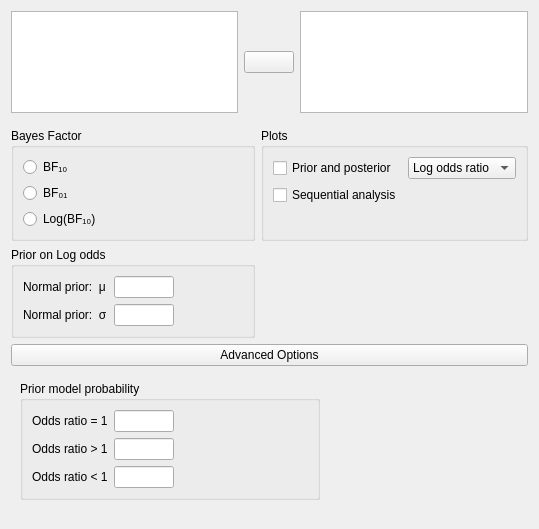
Qt form JASP-Desktop/analysisforms/Common/abtestbayesianform.ui (jasp-stats/jasp-desktop) before a commit.
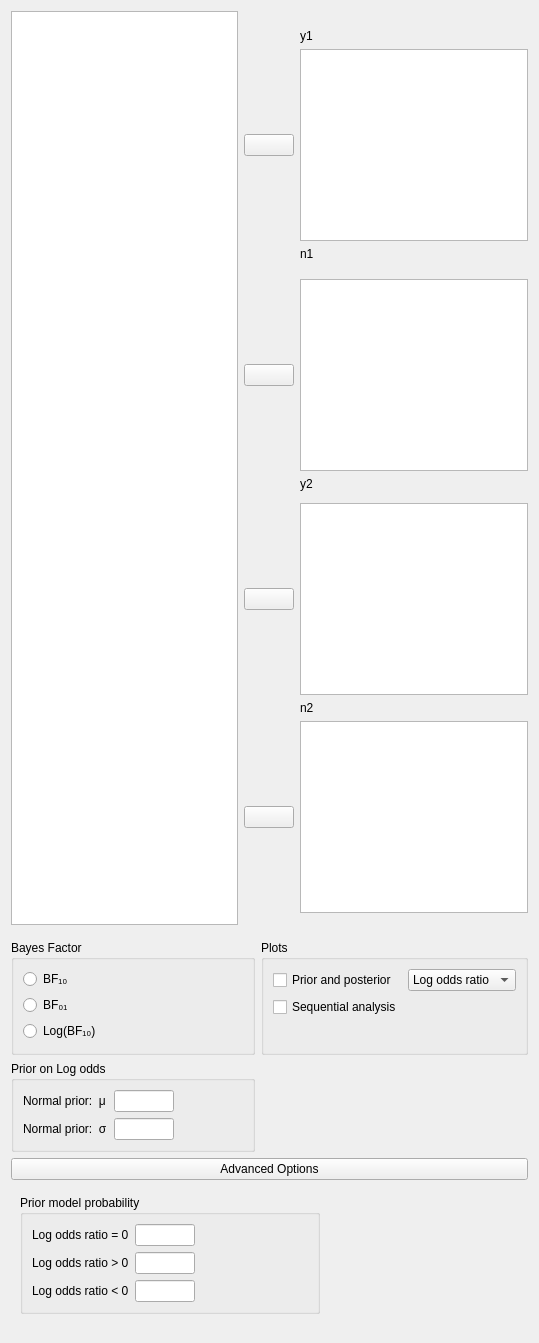
The same form after that commit. Custom widgets are drawn as their Qt base class.

```diff
--- a/JASP-Desktop/analysisforms/Common/abtestbayesianform.ui
+++ b/JASP-Desktop/analysisforms/Common/abtestbayesianform.ui
@@ -7,7 +7,7 @@
     <x>0</x>
     <y>0</y>
     <width>539</width>
-    <height>529</height>
+    <height>1343</height>
    </rect>
   </property>
   <property name="windowTitle">
@@ -15,8 +15,14 @@
   </property>
   <layout class="QGridLayout" name="gridLayout_2">
    <item row="0" column="0" colspan="2">
-    <widget class="QWidget" name="topWidget" native="true">
-     <layout class="QGridLayout" name="gridLayout_3">
+    <widget class="QWidget" name="topWidget_2" native="true">
+     <property name="sizePolicy">
+      <sizepolicy hsizetype="Preferred" vsizetype="Fixed">
+       <horstretch>0</horstretch>
+       <verstretch>0</verstretch>
+      </sizepolicy>
+     </property>
+     <layout class="QGridLayout" name="gridLayout_5">
       <property name="leftMargin">
        <number>0</number>
       </property>
@@ -27,29 +33,79 @@
        <number>0</number>
       </property>
       <property name="verticalSpacing">
-       <number>0</number>
+       <number>6</number>
       </property>
-      <item row="0" column="0" rowspan="3">
-       <widget class="AvailableFieldsListView" name="listAvailableVariables"/>
+      <item row="13" column="2">
+       <widget class="boundSingleItemView" name="n2">
+        <property name="sizePolicy">
+         <sizepolicy hsizetype="Expanding" vsizetype="Fixed">
+          <horstretch>0</horstretch>
+          <verstretch>0</verstretch>
+         </sizepolicy>
+        </property>
+        <property name="minimumSize">
+         <size>
+          <width>0</width>
+          <height>0</height>
+         </size>
+        </property>
+        <property name="maximumSize">
+         <size>
+          <width>16777215</width>
+          <height>16777215</height>
+         </size>
+        </property>
+        <property name="selectionMode">
+         <enum>QAbstractItemView::ExtendedSelection</enum>
+        </property>
+       </widget>
       </item>
-      <item row="0" column="1">
-       <spacer name="verticalSpacer_2">
-        <property name="orientation">
-         <enum>Qt::Vertical</enum>
+      <item row="4" column="1">
+       <widget class="AssignButton" name="buttonAssign_y1">
+        <property name="sizePolicy">
+         <sizepolicy hsizetype="Fixed" vsizetype="Fixed">
+          <horstretch>0</horstretch>
+          <verstretch>0</verstretch>
+         </sizepolicy>
         </property>
-        <property name="sizeHint" stdset="0">
+        <property name="minimumSize">
          <size>
-          <width>20</width>
-          <height>76</height>
+          <width>50</width>
+          <height>0</height>
          </size>
         </property>
-       </spacer>
+        <property name="maximumSize">
+         <size>
+          <width>50</width>
+          <height>16777215</height>
+         </size>
+        </property>
+        <property name="text">
+         <string/>
+        </property>
+       </widget>
       </item>
-      <item row="0" column="2" rowspan="3">
-       <widget class="BoundListView" name="variables"/>
+      <item row="3" column="2">
+       <widget class="QLabel" name="label_4">
+        <property name="sizePolicy">
+         <sizepolicy hsizetype="Fixed" vsizetype="Fixed">
+          <horstretch>0</horstretch>
+          <verstretch>0</verstretch>
+         </sizepolicy>
+        </property>
+        <property name="text">
+         <string>y1</string>
+        </property>
+       </widget>
       </item>
-      <item row="1" column="1">
-       <widget class="AssignButton" name="assignButton">
+      <item row="8" column="1">
+       <widget class="AssignButton" name="buttonAssign_n1">
+        <property name="sizePolicy">
+         <sizepolicy hsizetype="Fixed" vsizetype="Fixed">
+          <horstretch>0</horstretch>
+          <verstretch>0</verstretch>
+         </sizepolicy>
+        </property>
         <property name="minimumSize">
          <size>
           <width>50</width>
@@ -67,18 +123,170 @@
         </property>
        </widget>
       </item>
-      <item row="2" column="1">
-       <spacer name="verticalSpacer_3">
-        <property name="orientation">
-         <enum>Qt::Vertical</enum>
+      <item row="0" column="0" rowspan="16">
+       <widget class="AvailableFieldsListView" name="listAvailableVariables">
+        <property name="sizePolicy">
+         <sizepolicy hsizetype="Expanding" vsizetype="Preferred">
+          <horstretch>0</horstretch>
+          <verstretch>0</verstretch>
+         </sizepolicy>
         </property>
-        <property name="sizeHint" stdset="0">
+        <property name="minimumSize">
          <size>
-          <width>20</width>
-          <height>77</height>
+          <width>0</width>
+          <height>0</height>
          </size>
         </property>
-       </spacer>
+        <property name="selectionMode">
+         <enum>QAbstractItemView::ExtendedSelection</enum>
+        </property>
+       </widget>
+      </item>
+      <item row="9" column="2">
+       <widget class="QLabel" name="label_9">
+        <property name="text">
+         <string>y2</string>
+        </property>
+       </widget>
+      </item>
+      <item row="11" column="2">
+       <widget class="boundSingleItemView" name="y2">
+        <property name="sizePolicy">
+         <sizepolicy hsizetype="Expanding" vsizetype="Fixed">
+          <horstretch>0</horstretch>
+          <verstretch>0</verstretch>
+         </sizepolicy>
+        </property>
+        <property name="minimumSize">
+         <size>
+          <width>0</width>
+          <height>0</height>
+         </size>
+        </property>
+        <property name="maximumSize">
+         <size>
+          <width>16777215</width>
+          <height>16777215</height>
+         </size>
+        </property>
+        <property name="selectionMode">
+         <enum>QAbstractItemView::ExtendedSelection</enum>
+        </property>
+       </widget>
+      </item>
+      <item row="4" column="2">
+       <widget class="boundSingleItemView" name="y1">
+        <property name="sizePolicy">
+         <sizepolicy hsizetype="Expanding" vsizetype="Fixed">
+          <horstretch>0</horstretch>
+          <verstretch>0</verstretch>
+         </sizepolicy>
+        </property>
+        <property name="minimumSize">
+         <size>
+          <width>0</width>
+          <height>0</height>
+         </size>
+        </property>
+        <property name="maximumSize">
+         <size>
+          <width>16777215</width>
+          <height>16777215</height>
+         </size>
+        </property>
+        <property name="selectionMode">
+         <enum>QAbstractItemView::ExtendedSelection</enum>
+        </property>
+       </widget>
+      </item>
+      <item row="12" column="2">
+       <widget class="QLabel" name="label_8">
+        <property name="text">
+         <string>n2</string>
+        </property>
+       </widget>
+      </item>
+      <item row="8" column="2">
+       <widget class="boundSingleItemView" name="n1">
+        <property name="sizePolicy">
+         <sizepolicy hsizetype="Expanding" vsizetype="Fixed">
+          <horstretch>0</horstretch>
+          <verstretch>0</verstretch>
+         </sizepolicy>
+        </property>
+        <property name="minimumSize">
+         <size>
+          <width>0</width>
+          <height>0</height>
+         </size>
+        </property>
+        <property name="maximumSize">
+         <size>
+          <width>16777215</width>
+          <height>16777215</height>
+         </size>
+        </property>
+        <property name="selectionMode">
+         <enum>QAbstractItemView::ExtendedSelection</enum>
+        </property>
+       </widget>
+      </item>
+      <item row="5" column="2">
+       <widget class="QLabel" name="label_3">
+        <property name="text">
+         <string>n1</string>
+        </property>
+       </widget>
+      </item>
+      <item row="13" column="1">
+       <widget class="AssignButton" name="buttonAssign_n2">
+        <property name="sizePolicy">
+         <sizepolicy hsizetype="Fixed" vsizetype="Fixed">
+          <horstretch>0</horstretch>
+          <verstretch>0</verstretch>
+         </sizepolicy>
+        </property>
+        <property name="minimumSize">
+         <size>
+          <width>50</width>
+          <height>0</height>
+         </size>
+        </property>
+        <property name="maximumSize">
+         <size>
+          <width>50</width>
+          <height>16777215</height>
+         </size>
+        </property>
+        <property name="text">
+         <string/>
+        </property>
+       </widget>
+      </item>
+      <item row="11" column="1">
+       <widget class="AssignButton" name="buttonAssign_y2">
+        <property name="sizePolicy">
+         <sizepolicy hsizetype="Fixed" vsizetype="Fixed">
+          <horstretch>0</horstretch>
+          <verstretch>0</verstretch>
+         </sizepolicy>
+        </property>
+        <property name="minimumSize">
+         <size>
+          <width>50</width>
+          <height>0</height>
+         </size>
+        </property>
+        <property name="maximumSize">
+         <size>
+          <width>50</width>
+          <height>16777215</height>
+         </size>
+        </property>
+        <property name="text">
+         <string/>
+        </property>
+       </widget>
       </item>
      </layout>
     </widget>
@@ -154,14 +362,14 @@
             <item row="0" column="0">
              <widget class="QLabel" name="label_5">
               <property name="text">
-               <string>Odds ratio = 1</string>
+               <string>Log odds ratio = 0</string>
               </property>
              </widget>
             </item>
             <item row="2" column="0">
              <widget class="QLabel" name="label_7">
               <property name="text">
-               <string>Odds ratio &lt; 1</string>
+               <string>Log odds ratio &lt; 0</string>
               </property>
              </widget>
             </item>
@@ -200,12 +408,12 @@
             <item row="1" column="0">
              <widget class="QLabel" name="label_6">
               <property name="text">
-               <string>Odds ratio &gt; 1</string>
+               <string>Log odds ratio &gt; 0</string>
               </property>
              </widget>
             </item>
             <item row="2" column="1">
-             <widget class="BoundTextBox" name="orLessThan1Prob_2">
+             <widget class="BoundTextBox" name="orLessThan1Prob">
               <property name="minimumSize">
                <size>
                 <width>60</width>
@@ -221,7 +429,7 @@
              </widget>
             </item>
             <item row="0" column="2">
-             <spacer name="orLessThan1Prob">
+             <spacer name="horizontalSpacer">
               <property name="orientation">
                <enum>Qt::Horizontal</enum>
               </property>
@@ -463,6 +671,9 @@
      </layout>
     </widget>
    </item>
+   <item row="2" column="1">
+    <widget class="QWidget" name="widget" native="true"/>
+   </item>
   </layout>
  </widget>
  <customwidgets>
@@ -492,11 +703,6 @@
    <extends>QCheckBox</extends>
    <header>widgets/boundcheckbox.h</header>
   </customwidget>
-  <customwidget>
-   <class>BoundListView</class>
-   <extends>QListView</extends>
-   <header>widgets/boundlistview.h</header>
-  </customwidget>
   <customwidget>
    <class>BoundComboBox</class>
    <extends>QComboBox</extends>
@@ -513,6 +719,11 @@
    <extends>QPushButton</extends>
    <header>widgets/expanderbutton.h</header>
   </customwidget>
+  <customwidget>
+   <class>boundSingleItemView</class>
+   <extends>QListView</extends>
+   <header>widgets/boundsingleitemview.h</header>
+  </customwidget>
  </customwidgets>
  <tabstops>
   <tabstop>listAvailableVariables</tabstop>
```
Left out of the diff: 3 changed lines with no effect on the pictures.
